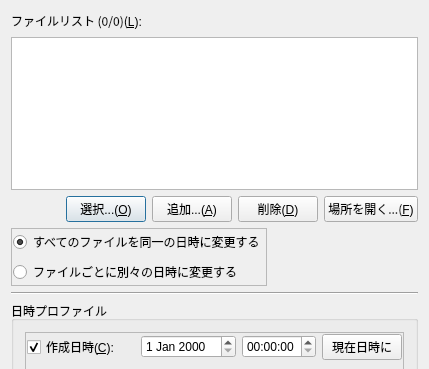
This is MainDialog.ui in Aoi-hosizora/FileTimeChanger as Qt 5 draws it before an edit; both pictures show x 0 to 429 and y 0 to 369 of the 429 by 663 pixel window. The edited form follows.
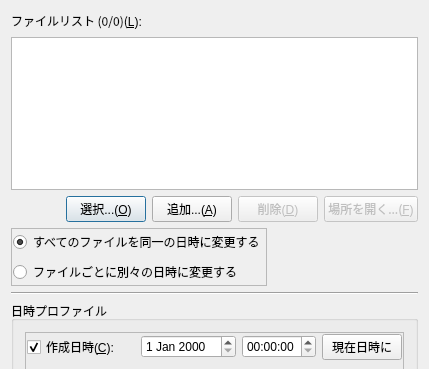
This is the edited form.

```diff
--- a/MainDialog.ui
+++ b/MainDialog.ui
@@ -80,6 +80,9 @@
      </item>
      <item>
       <widget class="QPushButton" name="Button_DeleteFile">
+       <property name="enabled">
+        <bool>false</bool>
+       </property>
        <property name="text">
         <string>削除(&amp;D)</string>
        </property>
@@ -87,6 +90,9 @@
      </item>
      <item>
       <widget class="QPushButton" name="Button_OpenDir">
+       <property name="enabled">
+        <bool>false</bool>
+       </property>
        <property name="text">
         <string>場所を開く...(&amp;F)</string>
        </property>
```
Left out of the diff: 154 changed lines with no effect on the pictures.
